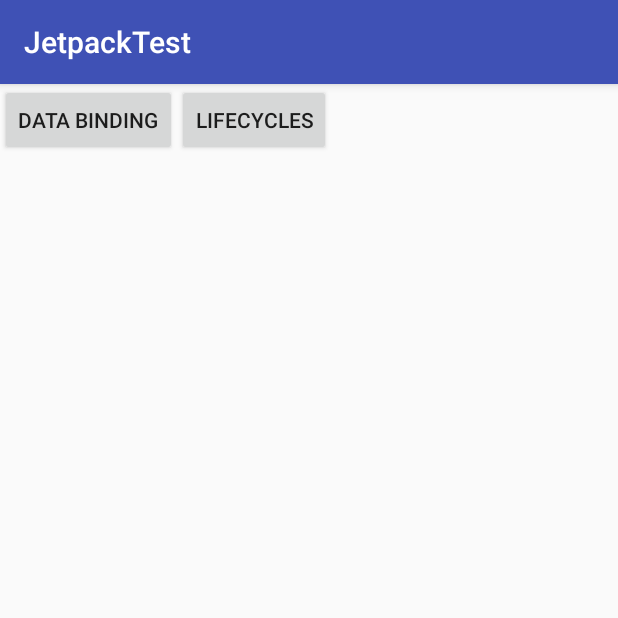
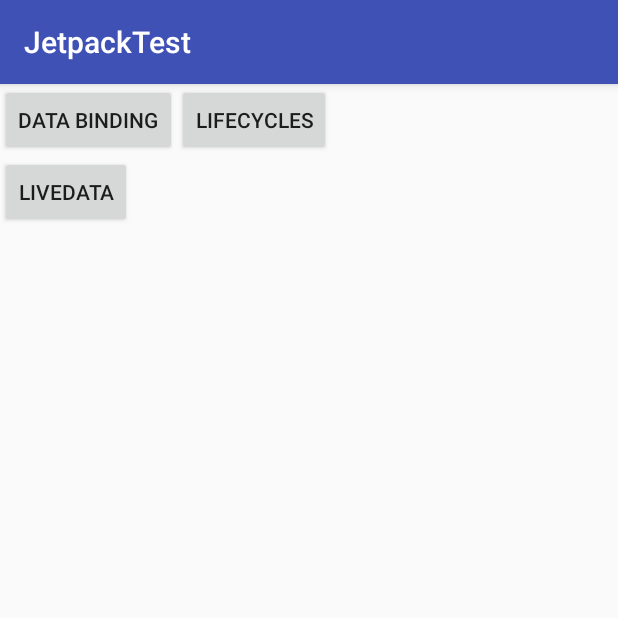
Before and after one commit to IamKing/JetpackTest, an Android app: the screen it shows after launch (MainActivity), on a phone screen of 412 x 824 dp, the top half of it. Run offline under Robolectric (Android 15) with nearby library versions, the phone set to English and light mode, and no system bars.

Commit message:
live data

```diff
--- a/app/src/main/AndroidManifest.xml
+++ b/app/src/main/AndroidManifest.xml
@@ -21,6 +21,7 @@
 
         <activity android:name=".databinding.DataBindingActivity"/>
         <activity android:name=".lifecycle.LifeCycleActivity"/>
+        <activity android:name=".livedata.LiveDataActivity"/>
     </application>
 
 </manifest>
--- a/app/src/main/java/com/curious/jetpacktest/MainActivity.kt
+++ b/app/src/main/java/com/curious/jetpacktest/MainActivity.kt
@@ -6,6 +6,7 @@ import android.view.View
 import androidx.appcompat.app.AppCompatActivity
 import com.curious.jetpacktest.databinding.DataBindingActivity
 import com.curious.jetpacktest.lifecycle.LifeCycleActivity
+import com.curious.jetpacktest.livedata.LiveDataActivity
 
 class MainActivity : AppCompatActivity() {
 
@@ -21,6 +22,7 @@ class MainActivity : AppCompatActivity() {
         when (view.id) {
             R.id.data_bind_btn -> startActivity(Intent(this@MainActivity, DataBindingActivity::class.java))
             R.id.lifecycle_btn -> startActivity(Intent(this@MainActivity, LifeCycleActivity::class.java))
+            R.id.livedata_btn -> startActivity(Intent(this@MainActivity, LiveDataActivity::class.java))
         }
     }
 }
--- a/app/src/main/res/layout/activity_main.xml
+++ b/app/src/main/res/layout/activity_main.xml
@@ -26,4 +26,14 @@
         app:layout_constraintTop_toTopOf="parent" />
 
 
+    <Button
+        android:onClick="doOnClick"
+        android:id="@+id/livedata_btn"
+        android:layout_width="wrap_content"
+        android:layout_height="wrap_content"
+        android:text="LiveData"
+        app:layout_constraintLeft_toLeftOf="parent"
+        app:layout_constraintTop_toBottomOf="@+id/data_bind_btn" />
+
+
 </androidx.constraintlayout.widget.ConstraintLayout>
```
Also changed, not shown: app/src/main/java/com/curious/jetpacktest/livedata/LiveDataActivity.kt (added, +38 -0 lines), app/src/main/java/com/curious/jetpacktest/livedata/NameViewModel.kt (added, +19 -0 lines), app/src/main/res/layout/activity_live_data.xml (added, +15 -0 lines).
